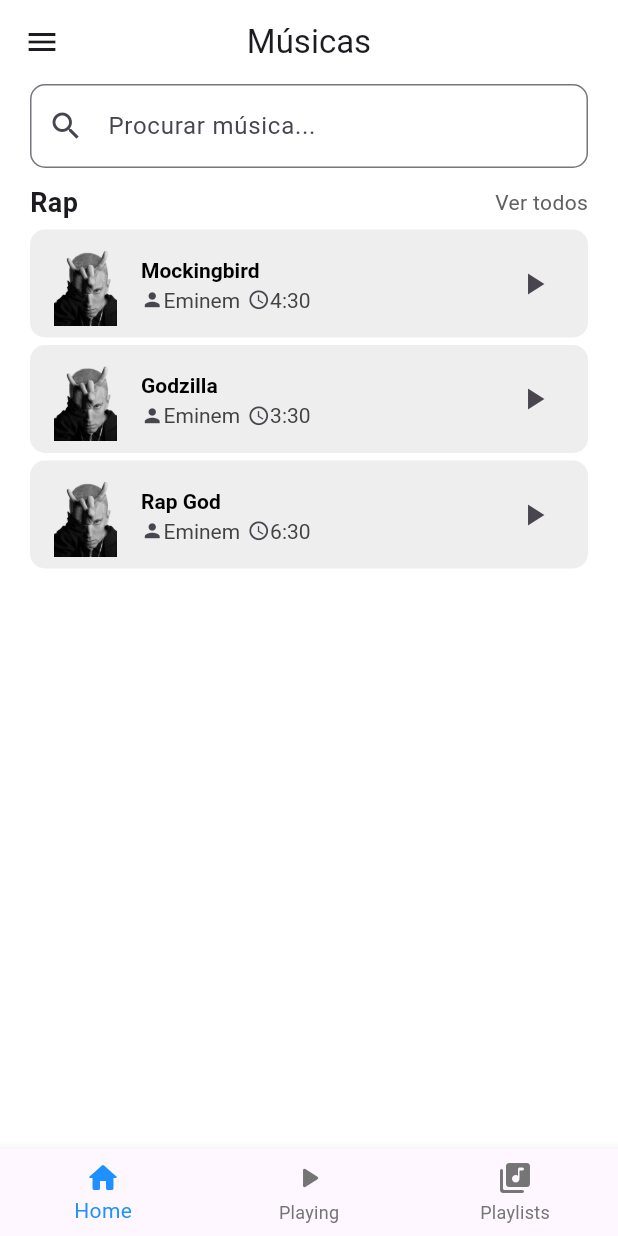
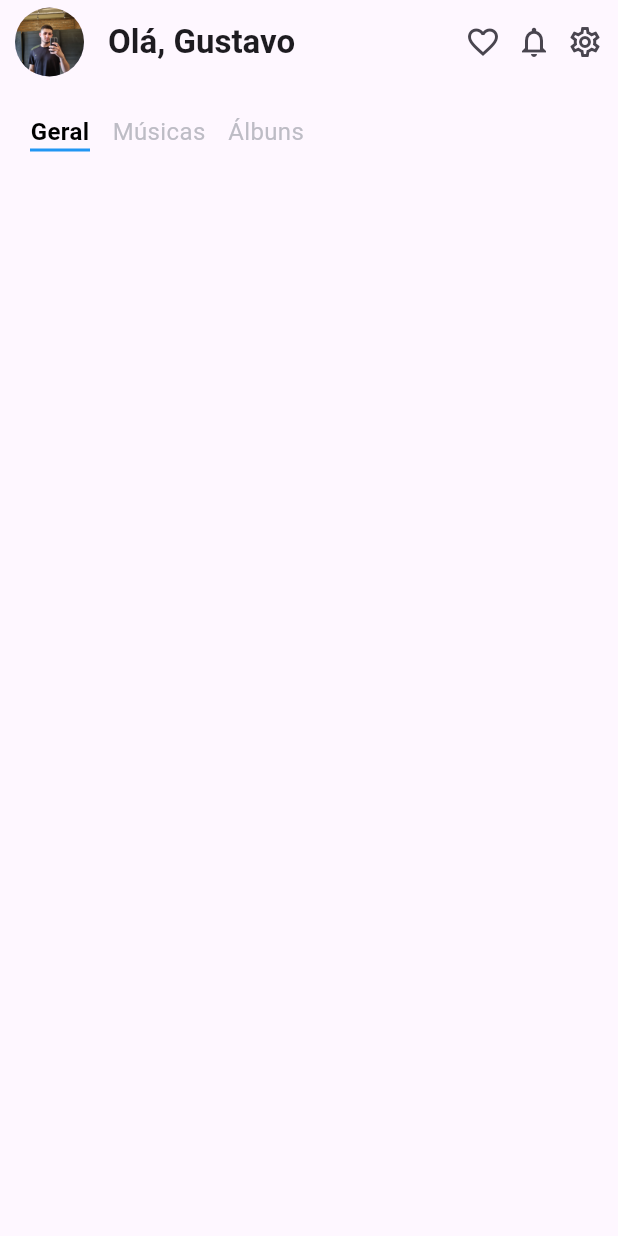
Before and after one commit to gustavoalves20/app_musica, a Flutter app: the screen it shows after launch, on a phone screen of 412 x 824 dp. Run offline on Flutter 3.47's test engine with Material 3 defaults, Android fonts, the light colour scheme and no system bars; our stand-ins replace sqflite; accounts and stored records are empty.

Commit message:
Segunda versão da tela de home, mudando o estilo da AppBar e o Body sem organização de código.

```diff
--- a/lib/database/database_service.dart
+++ b/lib/database/database_service.dart
@@ -1,5 +1,5 @@
+import 'package:path/path.dart';
 import 'package:sqflite/sqflite.dart';
-import 'package:path/path.dart';
 
 class DatabaseService {
   static final DatabaseService _instance = DatabaseService._internal();
--- a/lib/main.dart
+++ b/lib/main.dart
@@ -14,8 +14,6 @@
       title: 'Flutter Demo',
       debugShowCheckedModeBanner: false,
       theme: ThemeData(
-        scaffoldBackgroundColor: Colors.white,
-        appBarTheme: const AppBarTheme(backgroundColor: Colors.white),
         useMaterial3: true,
       ),
       home: const HomeView(),
--- /dev/null
+++ b/lib/models/categorias.dart
@@ -0,0 +1,5 @@
+class Categorias {
+  final String nome;
+
+  Categorias({required this.nome});
+}
--- a/lib/views/home_view.dart
+++ b/lib/views/home_view.dart
@@ -1,4 +1,5 @@
 import 'package:flutter/material.dart';
+import 'package:nusic/models/categorias.dart';
 import 'package:nusic/models/musics.dart';
 
 class HomeView extends StatefulWidget {
@@ -10,10 +11,29 @@
 
 class _HomeViewState extends State<HomeView> {
   List<Musics> infoMusicas = [
-    Musics(imagemMusica: 'assets/eminem.png', nomeMusica: 'Mockingbird',nomeCantor: 'Eminem',duracaoMusica: const Duration(minutes: 4, seconds: 10)),
-    Musics(imagemMusica: 'assets/eminem.png', nomeMusica: 'Godzilla', nomeCantor: 'Eminem', duracaoMusica: const Duration(minutes: 3, seconds: 30)),
-    Musics(imagemMusica: 'assets/eminem.png', nomeMusica: 'Rap God', nomeCantor: 'Eminem', duracaoMusica: const Duration(minutes: 6, seconds: 30)),
+    Musics(
+        imagemMusica: 'assets/eminem.png',
+        nomeMusica: 'Mockingbird',
+        nomeCantor: 'Eminem',
+        duracaoMusica: const Duration(minutes: 4, seconds: 10)),
+    Musics(
+        imagemMusica: 'assets/eminem.png',
+        nomeMusica: 'Godzilla',
+        nomeCantor: 'Eminem',
+        duracaoMusica: const Duration(minutes: 3, seconds: 30)),
+    Musics(
+        imagemMusica: 'assets/eminem.png',
+        nomeMusica: 'Rap God',
+        nomeCantor: 'Eminem',
+        duracaoMusica: const Duration(minutes: 6, seconds: 30)),
   ];
+
+  List<Categorias> categorias = [
+    Categorias(nome: 'Geral'),
+    Categorias(nome: 'Músicas'),
+    Categorias(nome: 'Álbuns'),
+  ];
+
   int _selectedIndex = 0;
 
   void _onItemTapped(int index) {
@@ -24,72 +44,67 @@
 
   @override
   Widget build(BuildContext context) {
+    var altura = MediaQuery.of(context).size.height;
+
     return Scaffold(
       appBar: AppBar(
-        centerTitle: true,
-        title: const Text('Músicas'),
+        title: const Text(
+          'Olá, Gustavo',
+          style: TextStyle(fontWeight: FontWeight.bold),
+        ),
+        leading: Padding(
+          padding: const EdgeInsets.only(left: 10),
+          child: CircleAvatar(
+            radius: 50,
+            backgroundImage: AssetImage('assets/eu.jpg'),
+          ),
+        ),
+        actions: [
+          Icon(Icons.favorite_outline),
+          Padding(
+            padding: const EdgeInsets.only(left: 10, right: 10),
+            child: Icon(Icons.notifications_outlined),
+          ),
+          Padding(
+            padding: const EdgeInsets.only(right: 10),
+            child: Icon(Icons.settings_outlined),
+          ),
+        ],
       ),
-      drawer: const Drawer(),
       body: Column(
         children: [
-          Padding(
-            padding: const EdgeInsets.only(left: 20, right: 20),
-            child: TextField(
-              cursorColor: const Color(0xFF757575),
-              obscureText: true,
-              decoration: InputDecoration(
-                hintText: 'Procurar música...',
-                prefixIcon: const Icon(Icons.search),
-                border: OutlineInputBorder(
-                  borderRadius: BorderRadius.circular(10),
-                  borderSide: const BorderSide(
-                    color: Colors.transparent,
-                  ),
-                ),
-                focusedBorder: OutlineInputBorder(
-                  borderRadius: BorderRadius.circular(10),
-                  borderSide: const BorderSide(
-                    color: Color(0xFF1E90FF),
-                  ),
-                ),
-              ),
-            ),
-          ),
-          Padding(
-            padding: const EdgeInsets.only(left: 20, right: 20, top: 10),
-            child: Row(
-              mainAxisAlignment: MainAxisAlignment.spaceBetween,
-              children: [
-                const Text('Rap', style: TextStyle(fontWeight: FontWeight.bold, fontSize: 18),),
-                Text('Ver todos', style: TextStyle(color: Colors.grey[700]),)
-              ],
-            ),
-          ),
-          Expanded(
+          Container(
+            padding: EdgeInsets.only(top: 20, left: 20, right: 20),
+            height: altura * 0.1,
             child: ListView.builder(
-              itemCount: infoMusicas.length,
+              physics: NeverScrollableScrollPhysics(),
+              scrollDirection: Axis.horizontal,
+              itemCount: categorias.length,
               itemBuilder: (context, index) {
-                final musicas = infoMusicas[index];
-                return Padding(
-                  padding: const EdgeInsets.only(left: 20, right: 20, top: 5),
-                  child: ListTile(
-                    shape: RoundedRectangleBorder(borderRadius: BorderRadius.circular(10)),
-                    leading: Image.asset(musicas.imagemMusica),
-                    titleTextStyle: const TextStyle(fontWeight: FontWeight.bold, color: Colors.black),
-                    title: Text(musicas.nomeMusica),
-                    tileColor: Colors.grey.shade200,
-                    subtitleTextStyle: TextStyle(color: Colors.grey[800]),
-                    subtitle: Row(
-                      crossAxisAlignment: CrossAxisAlignment.center,
+                final categoria = categorias[index];
+                bool isSelected = index == _selectedIndex;
+                return GestureDetector(
+                  onTap: () => _onItemTapped(index),
+                  child: Container(
+                    margin: EdgeInsets.only(right: 15),
+                    child: Column(
                       children: [
-                        const Icon(Icons.person, size: 15),
-                        Text(musicas.nomeCantor),
-                        const Padding(padding: EdgeInsets.only(left: 5)),
-                        const Icon(Icons.access_time, size: 15),
-                        Text('${musicas.duracaoMusica.inMinutes}:30', style: TextStyle(color: Colors.grey[800]),),
+                        Text(
+                          categoria.nome,
+                          style: TextStyle(
+                            fontSize: 16,
+                            fontWeight: isSelected ? FontWeight.bold : FontWeight.normal,
+                            color: isSelected ? Colors.black : Color(0xFFBDBCC5),
+                          ),
+                        ),
+                        if (isSelected)
+                          Container(
+                            height: 2,
+                            width: 40,
+                            color: Colors.blue,
+                          ),
                       ],
                     ),
-                    trailing: const Icon(Icons.play_arrow),
                   ),
                 );
               },
@@ -97,27 +112,6 @@
           ),
         ],
       ),
-      bottomNavigationBar: BottomNavigationBar(
-        items: const <BottomNavigationBarItem>[
-          BottomNavigationBarItem(
-            icon: Icon(Icons.home_rounded),
-            label: 'Home',
-          ),
-          BottomNavigationBarItem(
-            icon: Icon(Icons.play_arrow_rounded),
-            label: 'Playing',
-          ),
-          BottomNavigationBarItem(
-            icon: Icon(Icons.library_music_rounded),
-            label: 'Playlists',
-          ),
-        ],
-        currentIndex: _selectedIndex,
-        selectedItemColor: const Color(0xFF1E90FF),
-        unselectedItemColor: Colors.grey.shade600,
-        onTap: _onItemTapped,
-        type: BottomNavigationBarType.fixed,
-      ),
     );
   }
 }
--- a/pubspec.yaml
+++ b/pubspec.yaml
@@ -35,15 +35,14 @@
   # The following adds the Cupertino Icons font to your application.
   # Use with the CupertinoIcons class for iOS style icons.
   cupertino_icons: ^1.0.6
-  sqflite: ^2.3.3+2
   path: ^1.9.0
+  audioplayers: ^6.1.0
+  sqflite: ^2.3.3+1
 
 dev_dependencies:
   flutter_test:
     sdk: flutter
 
-  flutter_lints: ^5.0.0
-  audioplayers: ^6.1.0
 
 # For information on the generic Dart part of this file, see the
 # following page: https://dart.dev/tools/pub/pubspec
```
Also changed, not shown: assets/eu.jpg (added), pubspec.lock.
